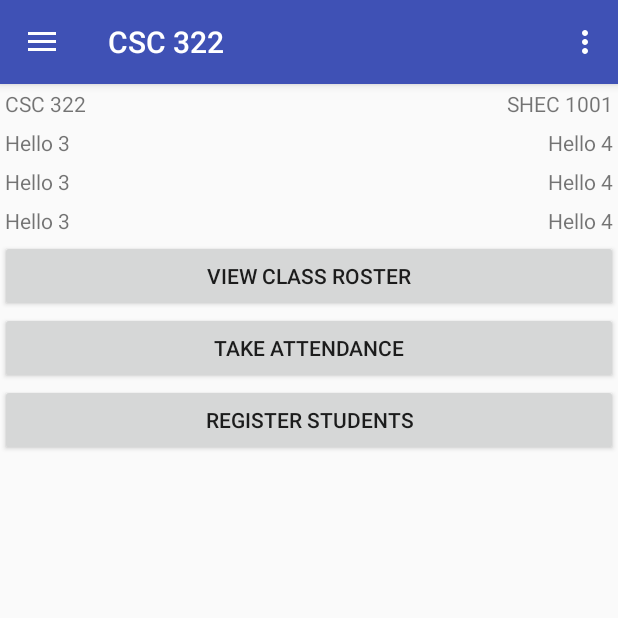
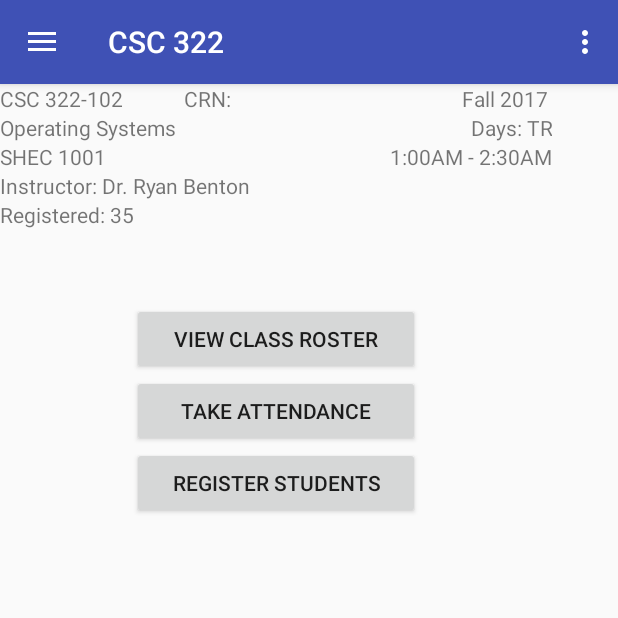
Before and after one commit to rcc1622/BluetoothAttendee, an Android app: the screen it shows after launch (MainActivity), after a tap on an icon or button, on a phone screen of 412 x 824 dp, the top half of it. Run offline under Robolectric (Android 15) with nearby library versions, the phone set to English and light mode, and no system bars.

Commit message:
Updated the Detailed Class reports

```diff
--- a/app/src/main/java/com/csc_331_jagwares/bluetoothattendee/ClassFragment.java
+++ b/app/src/main/java/com/csc_331_jagwares/bluetoothattendee/ClassFragment.java
@@ -42,10 +42,24 @@ public class ClassFragment extends Fragment implements View.OnClickListener {
 
         TextView tvClassName = view.findViewById(R.id.tvClassName);
         TextView tvClassLocation = view.findViewById(R.id.tvClassLocation);
+        TextView tvClassTitle = view.findViewById(R.id.tvClassTitle);
+        TextView tvClassDays = view.findViewById(R.id.tvClassDays);
+        TextView tvClassTime= view.findViewById(R.id.tvClassTime);
+        TextView tvClassProfName= view.findViewById(R.id.tvClassProfName);
+        TextView tvClassCRN= view.findViewById(R.id.tvClassCRN);
+        TextView tvClassSemester= view.findViewById(R.id.tvClassSemester);
+        TextView tvClassNumStudents = view.findViewById(R.id.tvClassNumStudents);
 
         if (classEntry != null) {
-            tvClassName.setText(classEntry.getName());
+            tvClassName.setText(classEntry.getName()+ "-" + classEntry.getSection());
             tvClassLocation.setText(classEntry.getLocation());
+            tvClassTime.setText (classEntry.getTime());
+            tvClassDays.setText ("Days: " + classEntry.getDays());
+            tvClassTitle.setText (classEntry.getTitle());
+            tvClassProfName.setText ("Instructor: " + "Dr. Ryan Benton");
+            tvClassCRN.setText ("CRN: ");
+            tvClassSemester.setText ("Fall 2017 ");
+            tvClassNumStudents.setText ("Registered: " + "35");
         }
 
         // Buttons.
--- a/app/src/main/res/layout/content_main.xml
+++ b/app/src/main/res/layout/content_main.xml
@@ -10,9 +10,11 @@
 
     <!-- This is the container Frame Layout for all of the fragments-->
     <FrameLayout
-        android:layout_width="match_parent"
-        android:layout_height="match_parent"
-        android:id="@+id/mainLayout">
+        android:layout_width="368dp"
+        android:layout_height="495dp"
+        android:id="@+id/mainLayout"
+        tools:layout_editor_absoluteY="8dp"
+        tools:layout_editor_absoluteX="8dp">
     </FrameLayout>
 
 </android.support.constraint.ConstraintLayout>
--- a/app/src/main/res/layout/fragment_class.xml
+++ b/app/src/main/res/layout/fragment_class.xml
@@ -1,4 +1,4 @@
-<LinearLayout xmlns:android="http://schemas.android.com/apk/res/android"
+<RelativeLayout xmlns:android="http://schemas.android.com/apk/res/android"
     xmlns:tools="http://schemas.android.com/tools"
     android:layout_width="match_parent"
     android:layout_height="wrap_content"
@@ -8,76 +8,140 @@
     <TableLayout xmlns:android="http://schemas.android.com/apk/res/android"
         android:layout_width="match_parent"
         android:layout_height="match_parent"
-        android:stretchColumns="1">
-        <TableRow>
+        android:stretchColumns="0,1"
+        android:id="@+id/tableLayout"
+        android:layout_alignParentTop="true"
+        android:layout_alignParentLeft="true"
+        android:layout_alignParentStart="true">
+        <TableRow
+            android:layout_height="wrap_content"
+            android:layout_width="fill_parent">
             <TextView
                 android:id="@+id/tvClassName"
-                android:text="Hello"
-                android:padding="3dip" />
+                android:layout_width="0dp"
+                android:layout_height="wrap_content"
+                android:layout_column="0"
+                android:layout_weight="1"
+                android:text="" />
+
+            <TextView
+                android:id="@+id/tvClassCRN"
+                android:layout_width="0dp"
+                android:layout_height="wrap_content"
+                android:layout_column="0"
+                android:layout_weight="1"
+                android:text="35448" />
+
+            <TextView
+                android:id="@+id/tvClassSemester"
+                android:layout_width="0dp"
+                android:layout_height="wrap_content"
+                android:layout_column="0"
+                android:layout_weight="1"
+                android:gravity="right"
+                android:text="Fall 2016" />
+
+        </TableRow>
+
+        <TableRow
+            android:layout_height="wrap_content"
+            android:layout_width="fill_parent">
+            <TextView
+                android:id="@+id/tvClassTitle"
+                android:layout_width="0dp"
+                android:layout_height="wrap_content"
+                android:layout_column="0"
+                android:layout_weight="1"
+                android:lines="1"
+                android:ellipsize="end"
+                android:text="" />
+            <TextView
+                android:id="@+id/tvClassDays"
+                android:layout_width="0dp"
+                android:layout_height="wrap_content"
+                android:layout_column="1"
+                android:layout_weight="1"
+                android:gravity="right"
+                android:text="" />
+        </TableRow>
+
+        <TableRow
+            android:layout_height="wrap_content"
+            android:layout_width="fill_parent">
             <TextView
                 android:id="@+id/tvClassLocation"
-                android:text="Hello 2"
+                android:layout_width="0dp"
+                android:layout_height="wrap_content"
+                android:layout_column="0"
+                android:layout_weight="1"
+                android:text="" />
+            <TextView
+                android:id="@+id/tvClassTime"
+                android:layout_width="0dp"
+                android:layout_height="wrap_content"
+                android:layout_column="1"
+                android:layout_weight="1"
                 android:gravity="right"
-                android:padding="3dip" />
+                android:text="" />
         </TableRow>
 
         <TableRow>
             <TextView
-                android:text="Hello 3"
-                android:padding="3dip" />
-            <TextView
-                android:text="Hello 4"
-                android:gravity="right"
-                android:padding="3dip" />
+                android:id="@+id/tvClassProfName"
+                android:text="Ryan Benton"
+                android:layout_width="fill_parent"
+                android:layout_height="fill_parent"
+                android:layout_column="0"
+                android:layout_span="2"/>
         </TableRow>
 
         <TableRow>
             <TextView
-                android:text="Hello 3"
-                android:padding="3dip" />
-            <TextView
-                android:text="Hello 4"
-                android:gravity="right"
-                android:padding="3dip" />
-        </TableRow>
-
-        <TableRow>
-            <TextView
-                android:text="Hello 3"
-                android:padding="3dip" />
-            <TextView
-                android:text="Hello 4"
-                android:gravity="right"
-                android:padding="3dip" />
+                android:id="@+id/tvClassNumStudents"
+                android:text="Registered: 35"
+                android:layout_width="fill_parent"
+                android:layout_height="fill_parent"
+                android:layout_column="0"
+                android:layout_span="2" />
         </TableRow>
     </TableLayout>
 
     <LinearLayout
         android:layout_width="match_parent"
         android:layout_height="wrap_content"
-        android:orientation="vertical">
-
-        <Button
-            android:id="@+id/rosterBtn"
-            android:onClick="onClick"
-            android:layout_width="match_parent"
-            android:layout_height="wrap_content"
-            android:text="View Class Roster" />
-
-        <Button
-            android:id="@+id/attendanceBtn"
-            android:onClick="onClickBtn"
-            android:layout_width="match_parent"
-            android:layout_height="wrap_content"
-            android:text="Take Attendance" />
-
-        <Button
-            android:id="@+id/registerBtn"
-            android:onClick="onClick"
-            android:layout_width="match_parent"
-            android:layout_height="wrap_content"
-            android:text="Register Students" />
+        android:orientation="vertical"
+        android:id="@+id/linearLayout">
 
     </LinearLayout>
 
-</LinearLayout>
+    <Button
+        android:id="@+id/registerBtn"
+        android:layout_width="@android:dimen/thumbnail_width"
+        android:layout_height="wrap_content"
+        android:onClick="onClick"
+        android:text="Register Students"
+        android:layout_below="@+id/attendanceBtn"
+        android:layout_centerHorizontal="true" />
+
+    <Button
+        android:id="@+id/attendanceBtn"
+        android:layout_width="@android:dimen/thumbnail_width"
+        android:layout_height="wrap_content"
+        android:onClick="onClickBtn"
+        android:text="Take Attendance"
+        android:layout_below="@+id/rosterBtn"
+        android:layout_alignLeft="@+id/registerBtn"
+        android:layout_alignStart="@+id/registerBtn" />
+
+    <Button
+        android:id="@+id/rosterBtn"
+        android:layout_width="@android:dimen/thumbnail_width"
+        android:layout_height="wrap_content"
+        android:onClick="onClick"
+        android:text="View Class Roster"
+        android:layout_alignTop="@+id/tableLayout"
+        android:layout_alignLeft="@+id/attendanceBtn"
+        android:layout_alignStart="@+id/attendanceBtn"
+        android:layout_marginTop="146dp" />
+
+</RelativeLayout>
```
